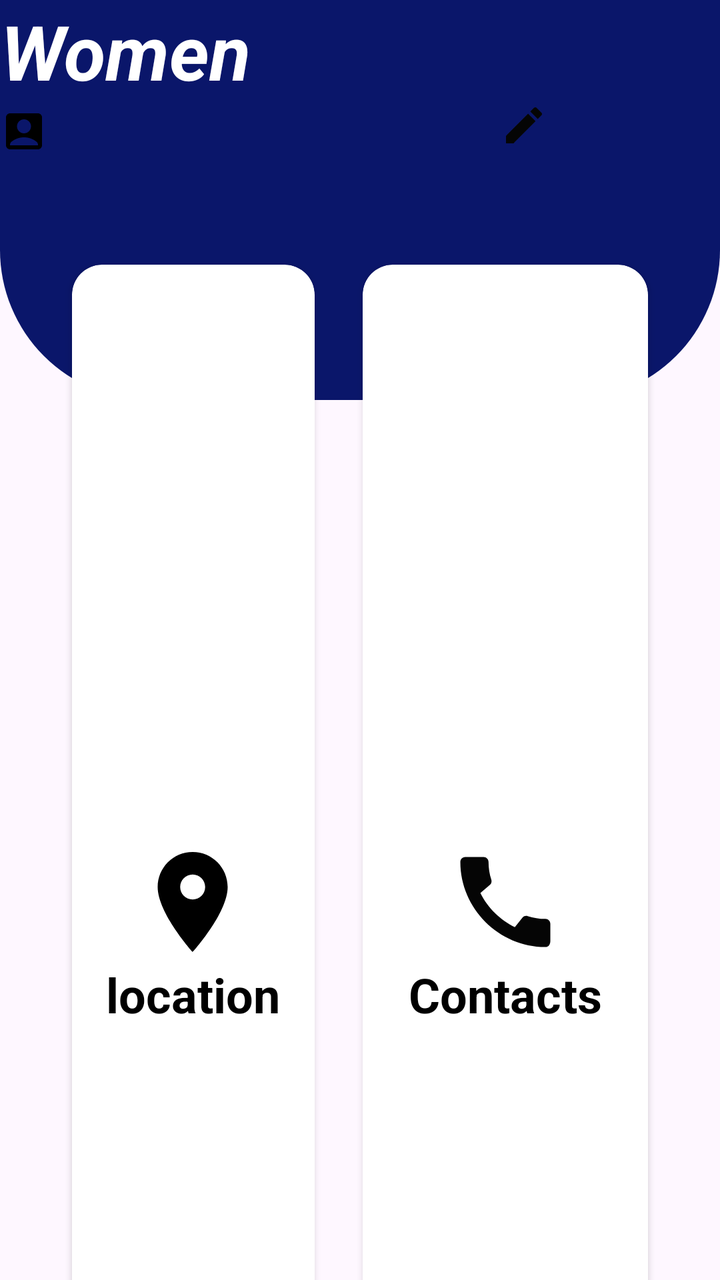
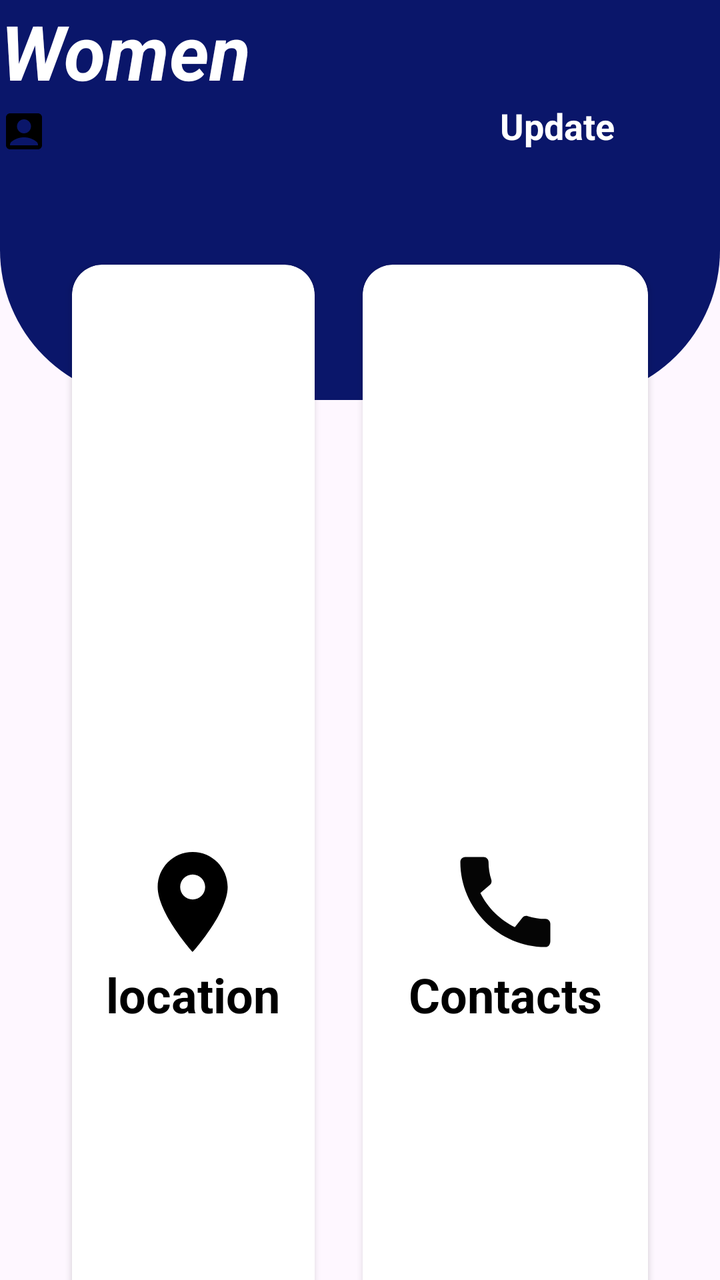

Compare the two renders of this Android layout. The source of the first and the diff that turns it into the second are given below.
<!-- AndroidManifest.xml: activity theme Theme.Material3.Light.NoActionBar -->
<!-- res/layout/activity_main.xml -->
<?xml version="1.0" encoding="utf-8"?>
<RelativeLayout xmlns:android="http://schemas.android.com/apk/res/android"
    xmlns:app="http://schemas.android.com/apk/res-auto"
    xmlns:tools="http://schemas.android.com/tools"
    android:id="@+id/u"
    android:layout_width="match_parent"
    android:layout_height="match_parent"
    tools:context=".MainActivity">

    <View
        android:id="@+id/view"
        android:layout_width="match_parent"
        android:layout_height="200dp"
        android:layout_alignParentTop="true"
        android:layout_alignParentEnd="true"
        android:layout_marginTop="0dp"
        android:layout_marginEnd="0dp"
        android:background="@drawable/bg_view" />

    <GridLayout
               android:layout_below="@id/view"
               android:id="@+id/grid"
               android:layout_width="match_parent"
               android:layout_height="wrap_content"
               android:rowCount="4"
               android:columnCount="2"
               android:layout_marginTop="-80dp"
               android:layout_marginLeft="24dp"
               android:layout_marginRight="24dp">
               <androidx.cardview.widget.CardView
                   android:id="@+id/w_location"
                   android:layout_width="100dp"
                   android:layout_height="150dp"
                   app:cardCornerRadius="15dp"
                   android:layout_margin="12dp"
                   android:layout_columnWeight="1"
                   android:layout_rowWeight="1"
                   android:layout_row="1"
                   android:layout_column="0">

                       <TextView
                           android:layout_width="wrap_content"
                           android:layout_height="wrap_content"
                           android:text="@string/location"
                           android:textSize="24sp"
                           android:textStyle="bold"
                           android:layout_gravity="center"
                           android:textColor="@color/black"
                           app:drawableTopCompat="@drawable/location_icon" />

               </androidx.cardview.widget.CardView>
               <androidx.cardview.widget.CardView
                   android:id="@+id/contacts"

                   android:layout_width="100dp"
                   android:layout_height="150dp"
                   app:cardCornerRadius="15dp"
                   android:layout_margin="12dp"
                   android:layout_columnWeight="1"
                   android:layout_rowWeight="1"
                   android:layout_row="1"
                   android:layout_column="1">

                       <TextView
                           android:layout_width="wrap_content"
                           android:layout_height="wrap_content"
                           android:text="@string/contacts"
                           android:textSize="24sp"
                           android:textStyle="bold"
                           android:layout_gravity="center"
                           android:textColor="@color/black"
                           app:drawableTopCompat="@drawable/contact_ic" />

               </androidx.cardview.widget.CardView>


        <androidx.cardview.widget.CardView
            android:id="@+id/current_location"
            android:layout_width="100dp"
            android:layout_height="150dp"
            app:cardCornerRadius="15dp"
            android:layout_margin="12dp"
            android:layout_columnWeight="1"
            android:layout_rowWeight="1"
            android:layout_row="2"
            android:layout_column="0">
            <ImageView
                android:layout_width="match_parent"
                android:layout_height="wrap_content"
                android:src="@drawable/image2"
                android:contentDescription="@string/image_view"/>



        </androidx.cardview.widget.CardView>



               <androidx.cardview.widget.CardView
                   android:id="@+id/safetyTips"
                   android:layout_width="100dp"
                   android:layout_height="150dp"
                   app:cardCornerRadius="15dp"
                   android:layout_margin="12dp"
                   android:layout_columnWeight="2"
                   android:layout_rowWeight="1"
                   android:layout_row="2"
                   android:layout_column="1">

                       <TextView
                           android:layout_width="wrap_content"
                           android:layout_height="wrap_content"
                           android:text="@string/safety_tips"
                           android:textSize="24sp"
                           android:textStyle="bold"
                           android:layout_gravity="center"
                           android:textColor="@color/black"
                           app:drawableTopCompat="@drawable/tips" />

               </androidx.cardview.widget.CardView>
               <androidx.cardview.widget.CardView
                   android:id="@+id/police_add"
                   android:layout_width="100dp"
                   android:layout_height="150dp"
                   app:cardCornerRadius="15dp"
                   android:layout_margin="12dp"
                   android:layout_columnWeight="1"
                   android:layout_rowWeight="1"
                   android:layout_row="3"
                   android:layout_column="0">

                       <TextView
                           android:layout_width="wrap_content"
                           android:layout_height="wrap_content"
                           android:text="@string/Police"
                           android:textSize="24sp"
                           android:textStyle="bold"
                           android:layout_gravity="center"
                           android:textColor="@color/black"
                           app:drawableTopCompat="@drawable/police" />

               </androidx.cardview.widget.CardView>
               <androidx.cardview.widget.CardView
                   android:id="@+id/logout"
                   android:layout_width="100dp"
                   android:layout_height="150dp"
                   app:cardCornerRadius="15dp"
                   android:layout_margin="12dp"
                   android:layout_columnWeight="1"
                   android:layout_rowWeight="1"
                   android:layout_row="3"
                   android:layout_column="1">

                       <TextView
                           android:layout_width="wrap_content"
                           android:layout_height="wrap_content"
                           android:text="@string/logout"
                           android:textSize="24sp"
                           android:textStyle="bold"
                           android:layout_gravity="center"
                           android:textColor="@color/black"
                           app:drawableTopCompat="@drawable/logout" />

               </androidx.cardview.widget.CardView>

           </GridLayout>
    <LinearLayout
        android:layout_width="match_parent"
        android:layout_height="wrap_content"
        android:orientation="vertical"
        android:layout_below="@id/grid"
        android:gravity="center">





    <ImageButton
        android:id="@+id/emergency"
        android:layout_width="170dp"
        android:layout_height="50dp"

        android:backgroundTint="@color/blue"
        android:gravity="center"
        android:orientation="vertical"
        android:layout_gravity="center_horizontal"
        android:textColor="@color/red"
        android:textSize="20sp"
        android:drawableTint="@color/red"
        android:src="@drawable/emer_ic"
        android:contentDescription="@string/Emergency" />
    </LinearLayout>


    <TextView

        android:id="@+id/textView4"
        android:layout_width="wrap_content"
        android:layout_height="wrap_content"
        android:text="@string/women"
        android:textAlignment="center"
        android:textColor="@color/white"
        android:textSize="38sp"
        android:textStyle="bold|italic" />
    <TextView
        android:id="@+id/user"
        android:layout_below="@id/textView4"
        android:layout_width="250dp"
        android:layout_height="30dp"
        android:autofillHints="userEmail"
        android:contentDescription="@string/email"
        android:ems="10"
        android:textColor="@color/black"
        android:textSize="16sp"
        app:drawableStartCompat="@drawable/user" />
    <ImageView
        android:id="@+id/update_pro"
        android:layout_width="wrap_content"
        android:layout_height="wrap_content"
        android:src="@drawable/edit"
        android:layout_toEndOf="@id/user"
        android:layout_below="@id/textView4"
        android:contentDescription="@string/todo"/>



</RelativeLayout>
<!-- resources referenced by this layout -->
<resources>
  <color name="black">#000</color>
  <color name="blue">#041443</color>
  <color name="red">#C80B0B</color>
  <color name="white">#FFFF</color>
  <!-- drawable bg_view (drawable) -->
  <?xml version="1.0" encoding="utf-8"?>
  <shape xmlns:android="http://schemas.android.com/apk/res/android">
  <corners android:bottomLeftRadius="75dp"
      android:bottomRightRadius="75dp"/>
      <solid android:color="@color/my_primary"/>
  </shape>
  <!-- drawable edit (drawable) -->
  <vector xmlns:android="http://schemas.android.com/apk/res/android" android:height="24dp" android:tint="#050505" android:viewportHeight="24" android:viewportWidth="24" android:width="24dp">
        
      <path android:fillColor="@android:color/white" android:pathData="M3,17.25V21h3.75L17.81,9.94l-3.75,-3.75L3,17.25zM20.71,7.04c0.39,-0.39 0.39,-1.02 0,-1.41l-2.34,-2.34c-0.39,-0.39 -1.02,-0.39 -1.41,0l-1.83,1.83 3.75,3.75 1.83,-1.83z"/>
      
  </vector>
  <!-- drawable emer_ic (drawable) -->
  <vector xmlns:android="http://schemas.android.com/apk/res/android" android:height="60dp" android:tint="#E00D0D" android:viewportHeight="24" android:viewportWidth="24" android:width="60dp">
        
      <path android:fillColor="@android:color/white" android:pathData="M20.79,9.23l-2,-3.46l-4.79,2.77l0,-5.54l-4,0l0,5.54l-4.79,-2.77l-2,3.46l4.79,2.77l-4.79,2.77l2,3.46l4.79,-2.77l0,5.54l4,0l0,-5.54l4.79,2.77l2,-3.46l-4.79,-2.77z"/>
      
  </vector>
  <!-- drawable location_icon (drawable) -->
  <vector xmlns:android="http://schemas.android.com/apk/res/android" android:height="60dp" android:tint="#000" android:viewportHeight="24" android:viewportWidth="24" android:width="60dp">
        
      <path android:fillColor="@android:color/black" android:pathData="M12,2C8.13,2 5,5.13 5,9c0,5.25 7,13 7,13s7,-7.75 7,-13c0,-3.87 -3.13,-7 -7,-7zM12,11.5c-1.38,0 -2.5,-1.12 -2.5,-2.5s1.12,-2.5 2.5,-2.5 2.5,1.12 2.5,2.5 -1.12,2.5 -2.5,2.5z"/>
      
  </vector>
  <!-- drawable logout (drawable) -->
  <vector xmlns:android="http://schemas.android.com/apk/res/android" android:autoMirrored="true" android:height="60dp" android:tint="#090808" android:viewportHeight="24" android:viewportWidth="24" android:width="60dp">
        
      <path android:fillColor="@android:color/white" android:pathData="M17,7l-1.41,1.41L18.17,11H8v2h10.17l-2.58,2.58L17,17l5,-5zM4,5h8V3H4c-1.1,0 -2,0.9 -2,2v14c0,1.1 0.9,2 2,2h8v-2H4V5z"/>
      
  </vector>
  <!-- drawable police (drawable) -->
  <vector xmlns:android="http://schemas.android.com/apk/res/android" android:height="60dp" android:tint="#050505" android:viewportHeight="24" android:viewportWidth="24" android:width="60dp">
        
      <path android:fillColor="@android:color/white" android:pathData="M12,1L3,5v6c0,5.55 3.84,10.74 9,12c5.16,-1.26 9,-6.45 9,-12V5L12,1zM14.5,12.59l0.9,3.88L12,14.42l-3.4,2.05l0.9,-3.87l-3,-2.59l3.96,-0.34L12,6.02l1.54,3.64L17.5,10L14.5,12.59z"/>
      
  </vector>
  <!-- drawable user (drawable) -->
  <vector android:height="24dp" android:tint="#000000"
      android:viewportHeight="24" android:viewportWidth="24"
      android:width="24dp" xmlns:android="http://schemas.android.com/apk/res/android">
      <path android:fillColor="@android:color/white" android:pathData="M19,3H5C3.9,3 3,3.9 3,5v14c0,1.1 0.9,2 2,2h14c1.1,0 2,-0.9 2,-2V5C21,3.9 20.1,3 19,3zM12,6c1.93,0 3.5,1.57 3.5,3.5c0,1.93 -1.57,3.5 -3.5,3.5s-3.5,-1.57 -3.5,-3.5C8.5,7.57 10.07,6 12,6zM19,19H5v-0.23c0,-0.62 0.28,-1.2 0.76,-1.58C7.47,15.82 9.64,15 12,15s4.53,0.82 6.24,2.19c0.48,0.38 0.76,0.97 0.76,1.58V19z"/>
  </vector>
  <string name="Emergency">Emergency</string>
  <string name="Police">Police</string>
  <string name="contacts">Contacts</string>
  <string name="email">email</string>
  <string name="image_view">image view</string>
  <string name="location">location</string>
  <string name="logout">Logout</string>
  <string name="safety_tips">Safety Tips</string>
  <string name="todo">TODO</string>
  <string name="women">Women</string>
  <color name="my_primary">#0A166A</color>
  <!-- unchanged entries left out for length: 3 -->
</resources>

<!-- the commit's change to res/layout/activity_main.xml (unified diff, before → after) -->
@@ -213,15 +213,21 @@
         android:textColor="@color/black"
         android:textSize="16sp"
         app:drawableStartCompat="@drawable/user" />
-    <ImageView
+    <TextView
         android:id="@+id/update_pro"
-        android:layout_width="wrap_content"
-        android:layout_height="wrap_content"
+        android:layout_width="100dp"
+        android:layout_height="40dp"
         android:src="@drawable/edit"
+        android:textSize="18sp"
+        android:textStyle="bold"
+        android:text="@string/update"
+        android:textColor="@color/white"
         android:layout_toEndOf="@id/user"
         android:layout_below="@id/textView4"
         android:contentDescription="@string/todo"/>
 
 
 
+
+
 </RelativeLayout>
<!-- resource entries referenced after the edit -->
@@ -56,6 +56,7 @@
   <string name="logout">Logout</string>
   <string name="safety_tips">Safety Tips</string>
   <string name="todo">TODO</string>
+  <string name="update">Update</string>
   <string name="women">Women</string>
   <color name="my_primary">#0A166A</color>
   <!-- unchanged entries left out for length: 3 -->
